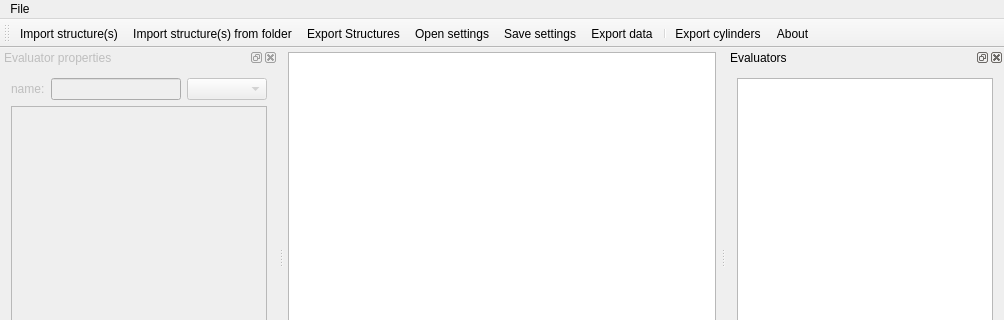
Fluorescence-Tools/Olga, file gui/mainwindow.ui: the form before one commit; both pictures show x 0 to 1004 and y 0 to 320 of the 1004 by 713 pixel window.
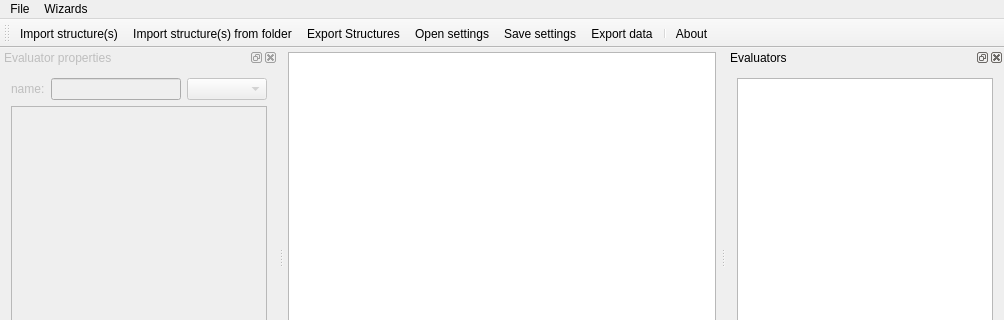
The form after the commit. Icons and pictures are not drawn.

Commit message: (Un)Check selected items only when current item is also selected.

```diff
--- a/gui/mainwindow.ui
+++ b/gui/mainwindow.ui
@@ -95,7 +95,6 @@
    <addaction name="actionSaveSettings"/>
    <addaction name="actionExportData"/>
    <addaction name="separator"/>
-   <addaction name="actionExportCylinders"/>
    <addaction name="actionAbout"/>
   </widget>
   <widget class="QStatusBar" name="statusBar"/>
@@ -288,9 +287,15 @@
     <addaction name="actionLoadSettings"/>
     <addaction name="actionSaveSettings"/>
     <addaction name="actionExportData"/>
+   </widget>
+   <widget class="QMenu" name="menuWizards">
+    <property name="title">
+     <string>Wizards</string>
+    </property>
     <addaction name="actionAddLpBatch"/>
    </widget>
    <addaction name="menuFile"/>
+   <addaction name="menuWizards"/>
   </widget>
   <widget class="QDockWidget" name="infologDockWidget">
    <property name="windowTitle">
```
Left out of the diff: 30 changed lines with no effect on the pictures. The commit also changes 2 other files.
